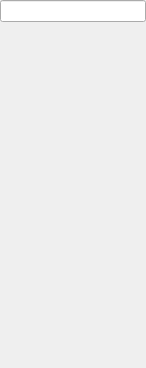
Qt form src/sessionmanagerwidget.ui (QQxiaoming/quardCRT) before a commit.
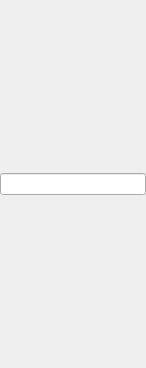
The same form after that commit.

Commit message: ui:update session manager

The edit to the form file:
```diff
--- a/src/sessionmanagerwidget.ui
+++ b/src/sessionmanagerwidget.ui
@@ -38,19 +38,6 @@
    <item>
     <widget class="QLineEdit" name="lineEdit"/>
    </item>
-   <item>
-    <spacer name="verticalSpacer">
-     <property name="orientation">
-      <enum>Qt::Vertical</enum>
-     </property>
-     <property name="sizeHint" stdset="0">
-      <size>
-       <width>20</width>
-       <height>40</height>
-      </size>
-     </property>
-    </spacer>
-   </item>
   </layout>
  </widget>
  <resources/>
```
The commit also changes 7 other files.
